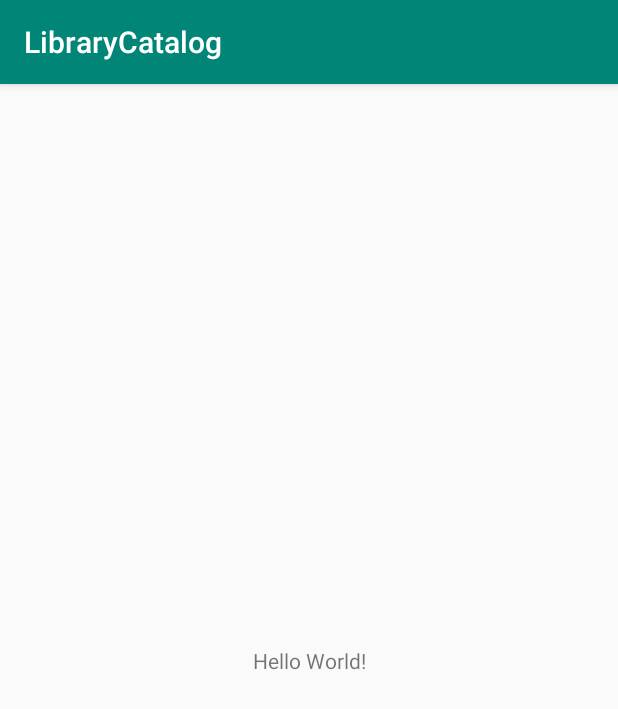
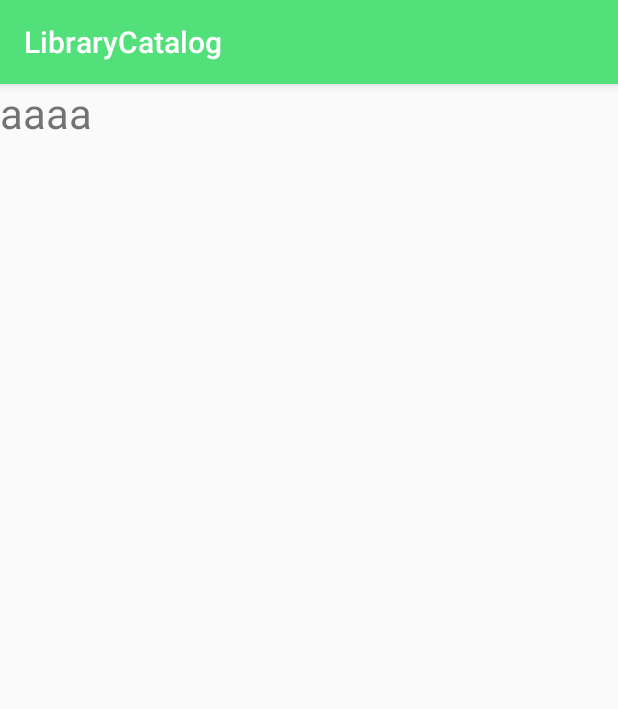
Before and after one commit to ganiaaldi/Library-Catalog, an Android app: the screen it shows after launch (MainActivity before the commit, LoginActivity after it), on a phone screen of 412 x 824 dp. Shown: the top 709 px of the screen. Run offline under Robolectric (Android 15) with nearby library versions, the phone set to English and light mode, and no system bars.

Commit message:
implement splash screen

```diff
--- a/app/build.gradle
+++ b/app/build.gradle
@@ -24,7 +24,7 @@ android {
 
 dependencies {
     implementation fileTree(dir: 'libs', include: ['*.jar'])
-    implementation"org.jetbrains.kotlin:kotlin-stdlib-jdk7:$kotlin_version"
+    implementation "org.jetbrains.kotlin:kotlin-stdlib-jdk7:$kotlin_version"
     implementation 'androidx.appcompat:appcompat:1.1.0'
     implementation 'androidx.core:core-ktx:1.2.0'
     implementation 'androidx.constraintlayout:constraintlayout:1.1.3'
--- /dev/null
+++ b/app/src/main/java/com/aldi/librarycatalog/SplashScreen.kt
@@ -0,0 +1,16 @@
+package com.aldi.librarycatalog
+
+import android.content.Intent
+import android.os.Bundle
+import androidx.appcompat.app.AppCompatActivity
+import androidx.core.content.ContextCompat.startActivity
+import com.aldi.librarycatalog.authentication.LoginActivity
+
+class SplashScreen: AppCompatActivity() {
+
+    override fun onCreate(savedInstanceState: Bundle?) {
+        super.onCreate(savedInstanceState)
+        startActivity(Intent(this, LoginActivity::class.java))
+        finish()
+    }
+}
--- /dev/null
+++ b/app/src/main/java/com/aldi/librarycatalog/authentication/LoginActivity.kt
@@ -0,0 +1,13 @@
+package com.aldi.librarycatalog.authentication
+
+import androidx.appcompat.app.AppCompatActivity
+import android.os.Bundle
+import com.aldi.librarycatalog.R
+
+class LoginActivity : AppCompatActivity() {
+
+    override fun onCreate(savedInstanceState: Bundle?) {
+        super.onCreate(savedInstanceState)
+        setContentView(R.layout.activity_login)
+    }
+}
--- /dev/null
+++ b/app/src/main/res/layout/activity_login.xml
@@ -0,0 +1,17 @@
+<?xml version="1.0" encoding="utf-8"?>
+<RelativeLayout
+        xmlns:android="http://schemas.android.com/apk/res/android"
+        xmlns:tools="http://schemas.android.com/tools"
+        xmlns:app="http://schemas.android.com/apk/res-auto"
+        android:layout_width="match_parent"
+        android:layout_height="match_parent"
+        tools:context=".authentication.LoginActivity"
+        >
+
+    <androidx.appcompat.widget.AppCompatTextView
+            android:layout_width="match_parent"
+            android:layout_height="wrap_content"
+    android:text="aaaa"
+    android:textSize="28sp"/>
+
+</RelativeLayout>
--- a/app/src/main/res/values/colors.xml
+++ b/app/src/main/res/values/colors.xml
@@ -1,6 +1,6 @@
 <?xml version="1.0" encoding="utf-8"?>
 <resources>
-    <color name="colorPrimary">#008577</color>
-    <color name="colorPrimaryDark">#00574B</color>
-    <color name="colorAccent">#D81B60</color>
+    <color name="colorPrimary">#52E07A</color>
+    <color name="colorPrimaryDark">#52E07A</color>
+    <color name="colorAccent">#52E07A</color>
 </resources>
--- a/app/src/main/res/values/styles.xml
+++ b/app/src/main/res/values/styles.xml
@@ -8,4 +8,9 @@
         <item name="colorAccent">@color/colorAccent</item>
     </style>
 
+
+    <style name="Splash" parent="Theme.AppCompat.NoActionBar">
+        <item name="android:windowBackground">@drawable/ara</item>
+    </style>
+
 </resources>
```
Also changed, not shown: app/src/main/AndroidManifest.xml (+12 -6 lines), app/src/main/res/drawable/ara.jpg (added), 1 other file.
